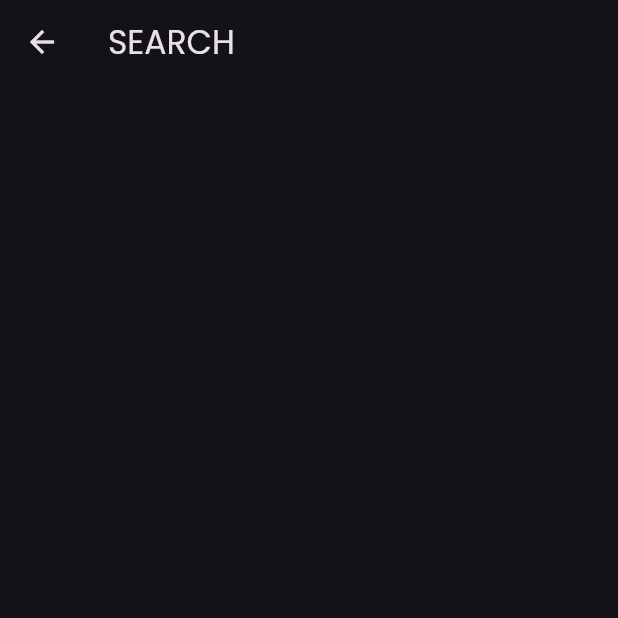
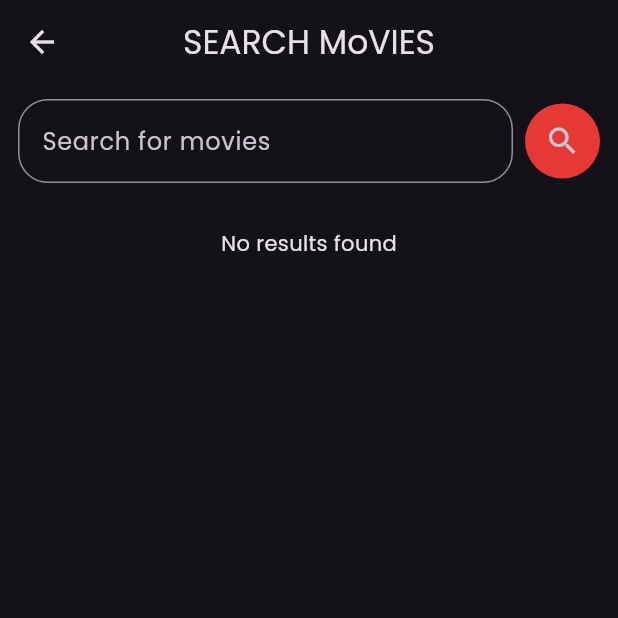
Before and after one commit to isanka23/Movie_Mate, a Flutter app: the SerachPage screen opened directly, on a phone screen of 412 x 824 dp, the top half of it. Run offline on Flutter 3.47's test engine with Material 3 defaults, Android fonts, the phone set to English and light mode, and no system bars; our stand-ins replace flutter_dotenv, google_fonts; network calls fail.

Commit message:
commit 5

```diff
--- a/lib/pages/search_page.dart
+++ b/lib/pages/search_page.dart
@@ -1,4 +1,7 @@
 import 'package:flutter/material.dart';
+import 'package:movie_mate/models/movie_model.dart';
+import 'package:movie_mate/services/movie_services.dart';
+import 'package:movie_mate/widgets/search_detail.dart';
 
 class SerachPage extends StatefulWidget {
   const SerachPage({super.key});
@@ -8,11 +11,123 @@ class SerachPage extends StatefulWidget {
 }
 
 class _SerachPageState extends State<SerachPage> {
+  final TextEditingController _searchController = TextEditingController();
+  List<Movie> _searchResults = [];
+  bool _isLoading = false;
+  String _errorMessage = '';
+
+  // methord to search movies
+  Future<void> _searchMovies() async {
+    setState(() {
+      _isLoading = true;
+      _errorMessage = '';
+    });
+
+    try {
+      List<Movie> movies = await MovieServices().serachMovies(
+        _searchController.text,
+      );
+
+      setState(() {
+        _searchResults = movies;
+        _isLoading = false;
+      });
+    } catch (error) {
+      print('Error fetching search results: $error');
+      setState(() {
+        _isLoading = false;
+        _errorMessage = 'Error fetching search results';
+      });
+    } finally {
+      setState(() {
+        _isLoading = false;
+      });
+    }
+  }
+
   @override
   Widget build(BuildContext context) {
     return Scaffold(
       appBar: AppBar(
-        title: Text("SEARCH"),
+        title: Text("SEARCH MoVIES"),
+        centerTitle: true,
+      ),
+      body: Padding(
+        padding: EdgeInsets.symmetric(horizontal: 12),
+        child: Column(
+          children: [
+            SizedBox(height: 10),
+            Padding(
+              padding: const EdgeInsets.only(bottom: 30),
+              child: Row(
+                children: [
+                  Expanded(
+                    child: TextField(
+                      controller: _searchController,
+                      decoration: InputDecoration(
+                        hintText: 'Search for movies',
+                        border: OutlineInputBorder(
+                          borderRadius: BorderRadius.circular(20),
+                        ),
+                      ),
+                      onSubmitted: (_) {
+                        _searchMovies();
+                      },
+                    ),
+                  ),
+                  SizedBox(width: 8),
+                  Container(
+                    width: 50,
+                    height: 50,
+                    decoration: BoxDecoration(
+                      color: Colors.red[600],
+                      shape: BoxShape.circle,
+                    ),
+                    child: IconButton(
+                      icon: Icon(Icons.search),
+                      onPressed: _searchMovies,
+                    ),
+                  ),
+                ],
+              ),
+            ),
+            if (_isLoading) const Center(child: CircularProgressIndicator()),
+            if (_errorMessage.isNotEmpty)
+              Padding(
+                padding: EdgeInsets.all(8.0),
+                child: Text(
+                  _errorMessage,
+                  style: TextStyle(color: Colors.red),
+                ),
+              ),
+            if (_searchResults.isEmpty)
+              const Center(
+                child: Text('No results found'),
+              ),
+            if (_searchResults.isNotEmpty)
+              Expanded(
+                child: ListView.builder(
+                  itemCount: _searchResults.length,
+                  itemBuilder: (context, index) {
+                    final movie = _searchResults[index];
+                    return Column(
+                      children: [
+                        SearchDetail(movie: movie),
+                        SizedBox(height: 10),
+                        Divider(
+                          color: Colors.grey[300],
+                          thickness: 1,
+                          indent: 8,
+                          endIndent: 8,
+                        ),
+                        SizedBox(height: 10),
+                      ],
+                    );
+                  },
+                ),
+              ),
+          ],
+        ),
       ),
     );
   }
--- a/lib/services/movie_services.dart
+++ b/lib/services/movie_services.dart
@@ -12,14 +12,14 @@ class MovieServices {
   // get upcoming movies
   Future<List<Movie>> fetchUpcomingMovies({int page = 1}) async {
     try {
-      final response =
-          await http.get(Uri.parse('$_baseUrl/upcoming?api_key=$_apiKey&page=$page'));
+      final response = await http
+          .get(Uri.parse('$_baseUrl/upcoming?api_key=$_apiKey&page=$page'));
 
       if (response.statusCode == 200) {
         final data = json.decode(response.body);
         final List<dynamic> results = data['results'];
 
-        return results.map((movieData)=> Movie.fromJson(movieData)).toList();
+        return results.map((movieData) => Movie.fromJson(movieData)).toList();
       } else {
         throw Exception('Failed to load upcoming movies');
       }
@@ -30,24 +30,42 @@ class MovieServices {
   }
 
   // fetch now playing movies
-  Future<List<Movie>> fetchNowPlayingMovies({int page = 1}) async{
-    try{
-
-      final response =
-          await http.get(Uri.parse('$_baseUrl/now_playing?api_key=$_apiKey&page=$page'));
+  Future<List<Movie>> fetchNowPlayingMovies({int page = 1}) async {
+    try {
+      final response = await http
+          .get(Uri.parse('$_baseUrl/now_playing?api_key=$_apiKey&page=$page'));
 
       if (response.statusCode == 200) {
         final data = json.decode(response.body);
         final List<dynamic> results = data['results'];
 
-        return results.map((movieData)=> Movie.fromJson(movieData)).toList();
+        return results.map((movieData) => Movie.fromJson(movieData)).toList();
       } else {
         throw Exception('Failed to load now playing movies');
       }
-
-    }catch(e){
+    } catch (e) {
       print('Error fetching now playing movies: $e');
       return [];
     }
   }
+
+  // search movies by query
+  Future<List<Movie>> serachMovies(String query) async {
+    try {
+      final response = await http
+          .get(Uri.parse('https://api.themoviedb.org/3/search/movie?query=$query&api_key=$_apiKey'));
+
+      if (response.statusCode == 200) {
+        final data = json.decode(response.body);
+        final List<dynamic> results = data['results'];
+
+        return results.map((movieData) => Movie.fromJson(movieData)).toList();
+      } else {
+        throw Exception('Failed to search movies');
+      }
+    } catch (e) {
+      print('Error searching movies: $e');
+      throw Exception('$e');
+    }
+  }
 }
```
Also changed, not shown: lib/widgets/search_detail.dart (added, +91 -0 lines).
